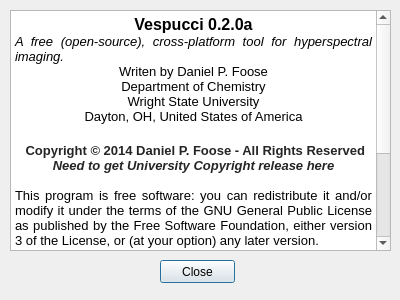
The window that aboutdialog.ui (VespucciProject/Vespucci) describes before a commit, drawn with Qt 5.
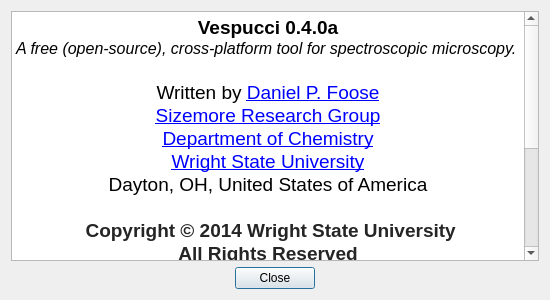
The same window after the commit.

```diff
--- a/aboutdialog.ui
+++ b/aboutdialog.ui
@@ -6,57 +6,84 @@
    <rect>
     <x>0</x>
     <y>0</y>
-    <width>400</width>
+    <width>550</width>
     <height>300</height>
    </rect>
   </property>
   <property name="windowTitle">
    <string>Dialog</string>
   </property>
-  <widget class="QPushButton" name="closeButton">
-   <property name="geometry">
-    <rect>
-     <x>160</x>
-     <y>260</y>
-     <width>75</width>
-     <height>23</height>
-    </rect>
-   </property>
-   <property name="text">
-    <string>Close</string>
-   </property>
-  </widget>
-  <widget class="QTextBrowser" name="textBrowser">
-   <property name="geometry">
-    <rect>
-     <x>10</x>
-     <y>10</y>
-     <width>381</width>
-     <height>241</height>
-    </rect>
-   </property>
-   <property name="html">
-    <string>&lt;!DOCTYPE HTML PUBLIC &quot;-//W3C//DTD HTML 4.0//EN&quot; &quot;http://www.w3.org/TR/REC-html40/strict.dtd&quot;&gt;
+  <layout class="QGridLayout" name="gridLayout">
+   <item row="0" column="0">
+    <widget class="QTextBrowser" name="textBrowser">
+     <property name="font">
+      <font>
+       <pointsize>11</pointsize>
+      </font>
+     </property>
+     <property name="html">
+      <string>&lt;!DOCTYPE HTML PUBLIC &quot;-//W3C//DTD HTML 4.0//EN&quot; &quot;http://www.w3.org/TR/REC-html40/strict.dtd&quot;&gt;
 &lt;html&gt;&lt;head&gt;&lt;meta name=&quot;qrichtext&quot; content=&quot;1&quot; /&gt;&lt;style type=&quot;text/css&quot;&gt;
 p, li { white-space: pre-wrap; }
-&lt;/style&gt;&lt;/head&gt;&lt;body style=&quot; font-family:'MS Shell Dlg 2'; font-size:8.25pt; font-weight:400; font-style:normal;&quot;&gt;
-&lt;p align=&quot;center&quot; style=&quot; margin-top:0px; margin-bottom:0px; margin-left:0px; margin-right:0px; -qt-block-indent:0; text-indent:0px;&quot;&gt;&lt;span style=&quot; font-size:12pt; font-weight:600;&quot;&gt;Vespucci 0.2.0a&lt;/span&gt;&lt;/p&gt;
-&lt;p align=&quot;justify&quot; style=&quot; margin-top:0px; margin-bottom:0px; margin-left:0px; margin-right:0px; -qt-block-indent:0; text-indent:0px;&quot;&gt;&lt;span style=&quot; font-size:10pt; font-style:italic;&quot;&gt;A free (open-source), cross-platform tool for hyperspectral imaging.&lt;/span&gt;&lt;/p&gt;
-&lt;p align=&quot;center&quot; style=&quot; margin-top:0px; margin-bottom:0px; margin-left:0px; margin-right:0px; -qt-block-indent:0; text-indent:0px;&quot;&gt;&lt;span style=&quot; font-size:10pt;&quot;&gt;Writen by Daniel P. Foose&lt;/span&gt;&lt;/p&gt;
-&lt;p align=&quot;center&quot; style=&quot; margin-top:0px; margin-bottom:0px; margin-left:0px; margin-right:0px; -qt-block-indent:0; text-indent:0px;&quot;&gt;&lt;span style=&quot; font-size:10pt;&quot;&gt;Department of Chemistry&lt;/span&gt;&lt;/p&gt;
-&lt;p align=&quot;center&quot; style=&quot; margin-top:0px; margin-bottom:0px; margin-left:0px; margin-right:0px; -qt-block-indent:0; text-indent:0px;&quot;&gt;&lt;span style=&quot; font-size:10pt;&quot;&gt;Wright State University&lt;/span&gt;&lt;/p&gt;
-&lt;p align=&quot;center&quot; style=&quot; margin-top:0px; margin-bottom:0px; margin-left:0px; margin-right:0px; -qt-block-indent:0; text-indent:0px;&quot;&gt;&lt;span style=&quot; font-size:10pt;&quot;&gt;Dayton, OH, United States of America&lt;/span&gt;&lt;/p&gt;
-&lt;p style=&quot;-qt-paragraph-type:empty; margin-top:0px; margin-bottom:0px; margin-left:0px; margin-right:0px; -qt-block-indent:0; text-indent:0px; font-size:12pt; font-style:italic;&quot;&gt;&lt;br /&gt;&lt;/p&gt;
-&lt;p align=&quot;center&quot; style=&quot; margin-top:0px; margin-bottom:0px; margin-left:0px; margin-right:0px; -qt-block-indent:0; text-indent:0px;&quot;&gt;&lt;span style=&quot; font-family:'sans-serif'; font-size:10pt; color:#252525; background-color:#ffffff;&quot;&gt; &lt;/span&gt;&lt;span style=&quot; font-family:'sans-serif'; font-size:10pt; font-weight:600; color:#252525; background-color:#ffffff;&quot;&gt;Copyright © 2014 Daniel P. Foose - All Rights Reserved&lt;/span&gt;&lt;/p&gt;
-&lt;p align=&quot;center&quot; style=&quot; margin-top:0px; margin-bottom:0px; margin-left:0px; margin-right:0px; -qt-block-indent:0; text-indent:0px;&quot;&gt;&lt;span style=&quot; font-family:'sans-serif'; font-size:10pt; font-weight:600; font-style:italic; color:#252525; background-color:#ffffff;&quot;&gt;Need to get University Copyright release here&lt;/span&gt;&lt;/p&gt;
-&lt;p align=&quot;justify&quot; style=&quot;-qt-paragraph-type:empty; margin-top:0px; margin-bottom:0px; margin-left:0px; margin-right:0px; -qt-block-indent:0; text-indent:0px; font-family:'sans-serif'; font-size:10pt; font-weight:600; color:#252525;&quot;&gt;&lt;br /&gt;&lt;/p&gt;
+&lt;/style&gt;&lt;/head&gt;&lt;body style=&quot; font-family:'MS Shell Dlg 2'; font-size:11pt; font-weight:400; font-style:normal;&quot;&gt;
+&lt;p align=&quot;center&quot; style=&quot; margin-top:0px; margin-bottom:0px; margin-left:0px; margin-right:0px; -qt-block-indent:0; text-indent:0px;&quot;&gt;&lt;span style=&quot; font-size:14pt; font-weight:600;&quot;&gt;Vespucci 0.4.0a&lt;/span&gt;&lt;/p&gt;
+&lt;p align=&quot;justify&quot; style=&quot; margin-top:0px; margin-bottom:0px; margin-left:0px; margin-right:0px; -qt-block-indent:0; text-indent:0px;&quot;&gt;&lt;span style=&quot; font-size:12pt; font-style:italic;&quot;&gt;A free (open-source), cross-platform tool for spectroscopic microscopy.&lt;/span&gt;&lt;/p&gt;
+&lt;p align=&quot;justify&quot; style=&quot;-qt-paragraph-type:empty; margin-top:0px; margin-bottom:0px; margin-left:0px; margin-right:0px; -qt-block-indent:0; text-indent:0px; font-size:14pt; font-style:italic;&quot;&gt;&lt;br /&gt;&lt;/p&gt;
+&lt;p align=&quot;center&quot; style=&quot; margin-top:0px; margin-bottom:0px; margin-left:0px; margin-right:0px; -qt-block-indent:0; text-indent:0px;&quot;&gt;&lt;span style=&quot; font-size:14pt;&quot;&gt;Written by &lt;/span&gt;&lt;a href=&quot;http://about.me/dpfoose&quot;&gt;&lt;span style=&quot; font-size:14pt; text-decoration: underline; color:#0000ff;&quot;&gt;Daniel P. Foose&lt;/span&gt;&lt;/a&gt;&lt;/p&gt;
+&lt;p align=&quot;center&quot; style=&quot; margin-top:0px; margin-bottom:0px; margin-left:0px; margin-right:0px; -qt-block-indent:0; text-indent:0px;&quot;&gt;&lt;a href=&quot;http://www.chm.wright.edu/pavel/research/group.html&quot;&gt;&lt;span style=&quot; font-size:14pt; text-decoration: underline; color:#0000ff;&quot;&gt;Sizemore Research Group&lt;/span&gt;&lt;/a&gt;&lt;/p&gt;
+&lt;p align=&quot;center&quot; style=&quot; margin-top:0px; margin-bottom:0px; margin-left:0px; margin-right:0px; -qt-block-indent:0; text-indent:0px;&quot;&gt;&lt;a href=&quot;http://www.chm.wright.edu&quot;&gt;&lt;span style=&quot; font-size:14pt; text-decoration: underline; color:#0000ff;&quot;&gt;Department of Chemistry&lt;/span&gt;&lt;/a&gt;&lt;/p&gt;
+&lt;p align=&quot;center&quot; style=&quot; margin-top:0px; margin-bottom:0px; margin-left:0px; margin-right:0px; -qt-block-indent:0; text-indent:0px;&quot;&gt;&lt;a href=&quot;http://www.wright.edu&quot;&gt;&lt;span style=&quot; font-size:14pt; text-decoration: underline; color:#0000ff;&quot;&gt;Wright State University&lt;/span&gt;&lt;/a&gt;&lt;/p&gt;
+&lt;p align=&quot;center&quot; style=&quot; margin-top:0px; margin-bottom:0px; margin-left:0px; margin-right:0px; -qt-block-indent:0; text-indent:0px;&quot;&gt;&lt;span style=&quot; font-size:14pt;&quot;&gt;Dayton, OH, United States of America&lt;/span&gt;&lt;/p&gt;
+&lt;p style=&quot;-qt-paragraph-type:empty; margin-top:0px; margin-bottom:0px; margin-left:0px; margin-right:0px; -qt-block-indent:0; text-indent:0px; font-size:14pt; font-style:italic;&quot;&gt;&lt;br /&gt;&lt;/p&gt;
+&lt;p align=&quot;center&quot; style=&quot; margin-top:0px; margin-bottom:0px; margin-left:0px; margin-right:0px; -qt-block-indent:0; text-indent:0px;&quot;&gt;&lt;span style=&quot; font-family:'sans-serif'; font-size:14pt; color:#252525; background-color:#ffffff;&quot;&gt; &lt;/span&gt;&lt;span style=&quot; font-family:'sans-serif'; font-size:14pt; font-weight:600; color:#252525; background-color:#ffffff;&quot;&gt;Copyright © 2014 Wright State University&lt;/span&gt;&lt;/p&gt;
+&lt;p align=&quot;center&quot; style=&quot; margin-top:0px; margin-bottom:0px; margin-left:0px; margin-right:0px; -qt-block-indent:0; text-indent:0px;&quot;&gt;&lt;span style=&quot; font-family:'sans-serif'; font-size:14pt; font-weight:600; color:#252525; background-color:#ffffff;&quot;&gt;All Rights Reserved&lt;/span&gt;&lt;/p&gt;
+&lt;p align=&quot;justify&quot; style=&quot;-qt-paragraph-type:empty; margin-top:0px; margin-bottom:0px; margin-left:0px; margin-right:0px; -qt-block-indent:0; text-indent:0px; font-family:'sans-serif'; font-size:14pt; font-weight:600; color:#252525;&quot;&gt;&lt;br /&gt;&lt;/p&gt;
 &lt;p align=&quot;justify&quot; style=&quot; margin-top:0px; margin-bottom:0px; margin-left:0px; margin-right:0px; -qt-block-indent:0; text-indent:0px;&quot;&gt;&lt;span style=&quot; font-family:'monospace'; font-size:10pt; color:#000000; background-color:#ffffff;&quot;&gt;This program is free software: you can redistribute it and/or modify it under the terms of the GNU General Public License as published by the Free Software Foundation, either version 3 of the License, or (at your option) any later version.&lt;/span&gt;&lt;/p&gt;
 &lt;p align=&quot;justify&quot; style=&quot;-qt-paragraph-type:empty; margin-top:0px; margin-bottom:0px; margin-left:0px; margin-right:0px; -qt-block-indent:0; text-indent:0px; font-family:'monospace'; font-size:10pt; color:#000000;&quot;&gt;&lt;br /&gt;&lt;/p&gt;
 &lt;p align=&quot;justify&quot; style=&quot; margin-top:0px; margin-bottom:0px; margin-left:0px; margin-right:0px; -qt-block-indent:0; text-indent:0px;&quot;&gt;&lt;span style=&quot; font-family:'monospace'; font-size:10pt; color:#000000; background-color:#ffffff;&quot;&gt;This program is distributed in the hope that it will be useful, but &lt;/span&gt;&lt;span style=&quot; font-family:'monospace'; font-size:10pt; font-weight:600; color:#000000; background-color:#ffffff;&quot;&gt;WITHOUT ANY WARRANTY&lt;/span&gt;&lt;span style=&quot; font-family:'monospace'; font-size:10pt; color:#000000; background-color:#ffffff;&quot;&gt;; without even the implied warranty of &lt;/span&gt;&lt;span style=&quot; font-family:'monospace'; font-size:10pt; font-weight:600; color:#000000; background-color:#ffffff;&quot;&gt;MERCHANTABILITY&lt;/span&gt;&lt;span style=&quot; font-family:'monospace'; font-size:10pt; color:#000000; background-color:#ffffff;&quot;&gt; or &lt;/span&gt;&lt;span style=&quot; font-family:'monospace'; font-size:10pt; font-weight:600; color:#000000; background-color:#ffffff;&quot;&gt;FITNESS FOR A PARTICULAR PURPOSE. &lt;/span&gt;&lt;span style=&quot; font-family:'monospace'; font-size:10pt; color:#000000; background-color:#ffffff;&quot;&gt;See the GNU General Public License for more details.&lt;/span&gt;&lt;/p&gt;
 &lt;p align=&quot;justify&quot; style=&quot;-qt-paragraph-type:empty; margin-top:0px; margin-bottom:0px; margin-left:0px; margin-right:0px; -qt-block-indent:0; text-indent:0px; font-family:'monospace'; font-size:10pt; color:#000000;&quot;&gt;&lt;br /&gt;&lt;/p&gt;
 &lt;p align=&quot;justify&quot; style=&quot; margin-top:0px; margin-bottom:0px; margin-left:0px; margin-right:0px; -qt-block-indent:0; text-indent:0px;&quot;&gt;&lt;span style=&quot; font-family:'monospace'; font-size:10pt; color:#000000; background-color:#ffffff;&quot;&gt;You should have received a copy of the GNU General Public Licence along with this program.  If not, see &amp;lt;&lt;/span&gt;&lt;a href=&quot;http://www.gnu.org/licenses/&quot;&gt;&lt;span style=&quot; font-size:10pt; text-decoration: underline; color:#0000ff;&quot;&gt;http://www.gnu.org/licenses/&lt;/span&gt;&lt;/a&gt;&lt;span style=&quot; font-family:'monospace'; font-size:10pt; color:#000000; background-color:#ffffff;&quot;&gt;&amp;gt;.&lt;/span&gt;&lt;/p&gt;&lt;/body&gt;&lt;/html&gt;</string>
-   </property>
-  </widget>
+     </property>
+    </widget>
+   </item>
+   <item row="1" column="0">
+    <layout class="QHBoxLayout" name="horizontalLayout">
+     <item>
+      <spacer name="horizontalSpacer">
+       <property name="orientation">
+        <enum>Qt::Horizontal</enum>
+       </property>
+       <property name="sizeHint" stdset="0">
+        <size>
+         <width>40</width>
+         <height>20</height>
+        </size>
+       </property>
+      </spacer>
+     </item>
+     <item>
+      <widget class="QPushButton" name="closeButton">
+       <property name="text">
+        <string>Close</string>
+       </property>
+      </widget>
+     </item>
+     <item>
+      <spacer name="horizontalSpacer_2">
+       <property name="orientation">
+        <enum>Qt::Horizontal</enum>
+       </property>
+       <property name="sizeHint" stdset="0">
+        <size>
+         <width>40</width>
+         <height>20</height>
+        </size>
+       </property>
+      </spacer>
+     </item>
+    </layout>
+   </item>
+  </layout>
  </widget>
  <resources/>
  <connections/>
```
Left out of the diff: 2 changed lines with no effect on the pictures.
